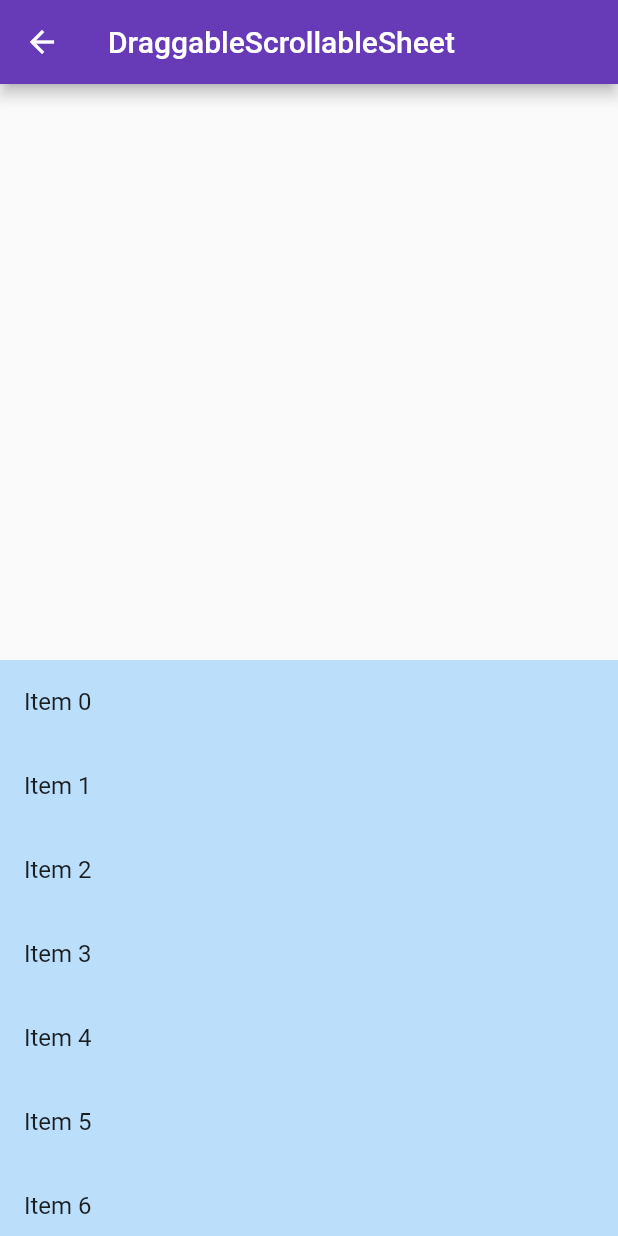
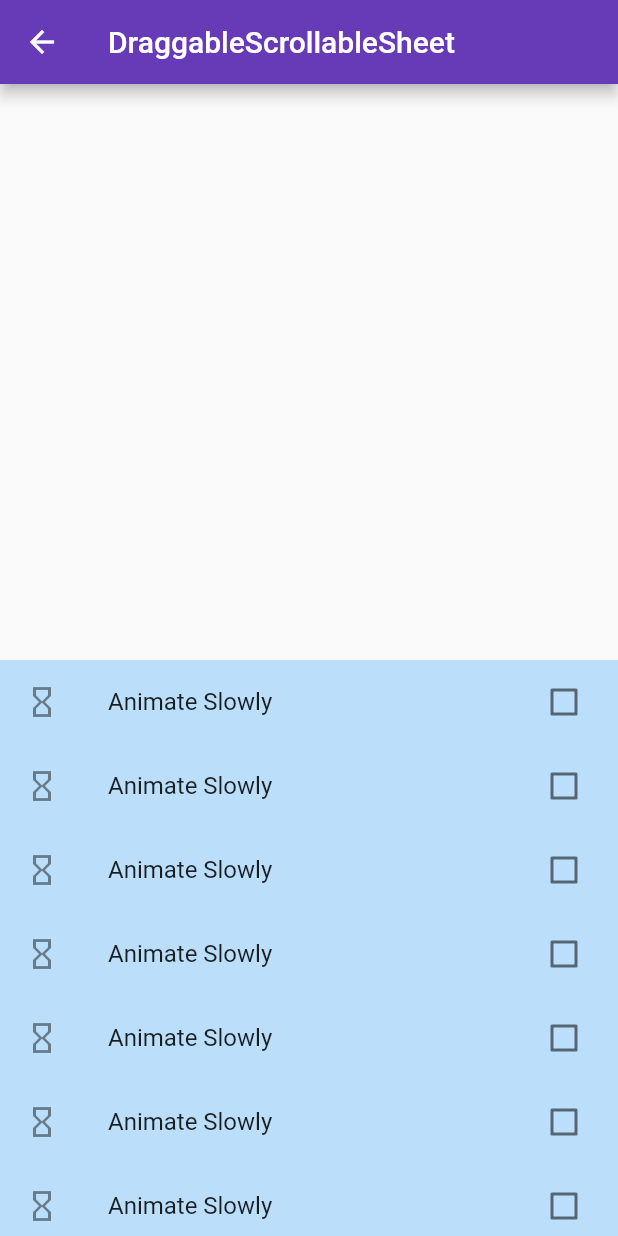
Before and after one commit to ketan2411/product_management_flutter, a Flutter app: the DraggableScrollableView screen opened by its route, on a phone screen of 412 x 824 dp. Run offline on Flutter 3.47's test engine with Material 2 defaults, Android fonts, the phone set to English and light mode, and no system bars; our stand-ins replace cached_network_image, carousel_slider, dio, introduction_screen, shared_preferences; missing offline and left inert: loadmore; accounts and stored records are empty.

```diff
--- a/lib/components/DraggableScrollableView.dart
+++ b/lib/components/DraggableScrollableView.dart
@@ -1,4 +1,5 @@
 import 'package:flutter/material.dart';
+import 'package:flutter/scheduler.dart';
 
 class DraggableScrollableView extends StatefulWidget {
   @override
@@ -19,9 +20,18 @@ class DraggableScrollableViewState extends State<DraggableScrollableView> {
              color: Colors.blue[100],
              child: ListView.builder(
                controller: scrollController,
-               itemCount: 25,
+               itemCount: 15,
                itemBuilder: (BuildContext context, int index) {
-                 return ListTile(title: Text('Item $index'));
+                 return CheckboxListTile(
+                   title: const Text('Animate Slowly'),
+                   value: timeDilation != 1.0,
+                   onChanged: (bool value) {
+                     setState(() {
+                       timeDilation = value ? 1.5 : 1.0;
+                     });
+                   },
+                   secondary: const Icon(Icons.hourglass_empty),
+                 );
                },
              ),
            );
--- a/pubspec.yaml
+++ b/pubspec.yaml
@@ -21,6 +21,7 @@ dependencies:
     sdk: flutter
   introduction_screen: ^1.0.7
   carousel_slider: ^2.3.1
+  cached_network_image: ^2.5.0
   loadmore: ^1.0.4
   dio: ^3.0.10
   # The following adds the Cupertino Icons font to your application.
```
Also changed, not shown: lib/dynamicList.dart (+66 -4 lines), pubspec.lock.
